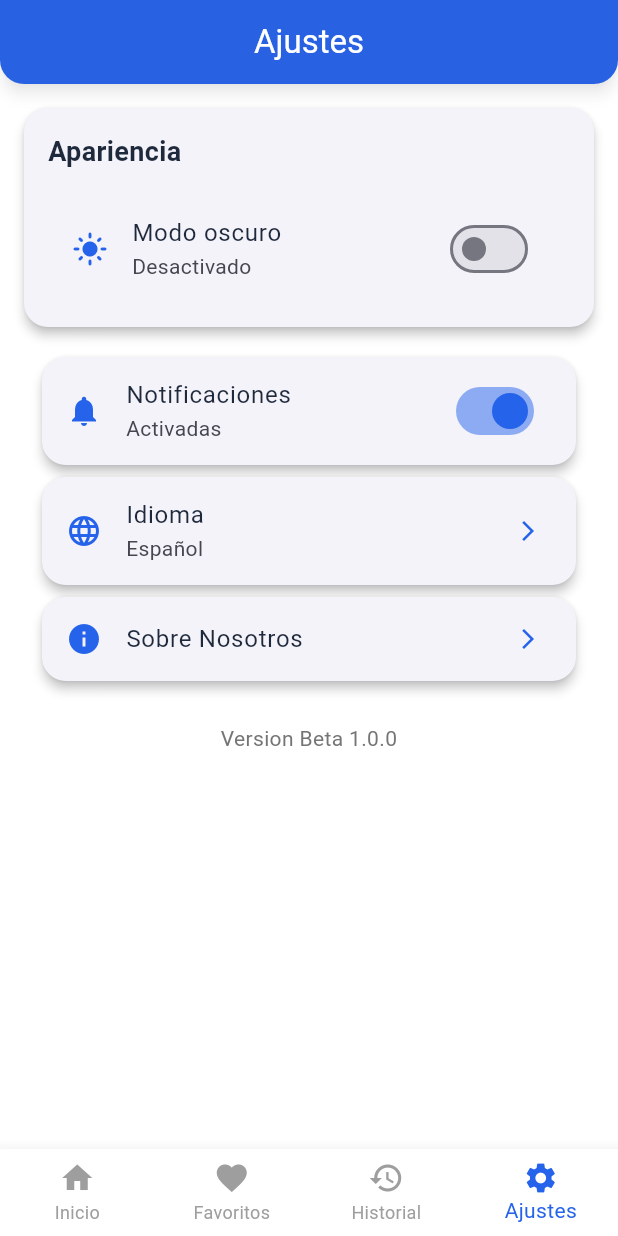
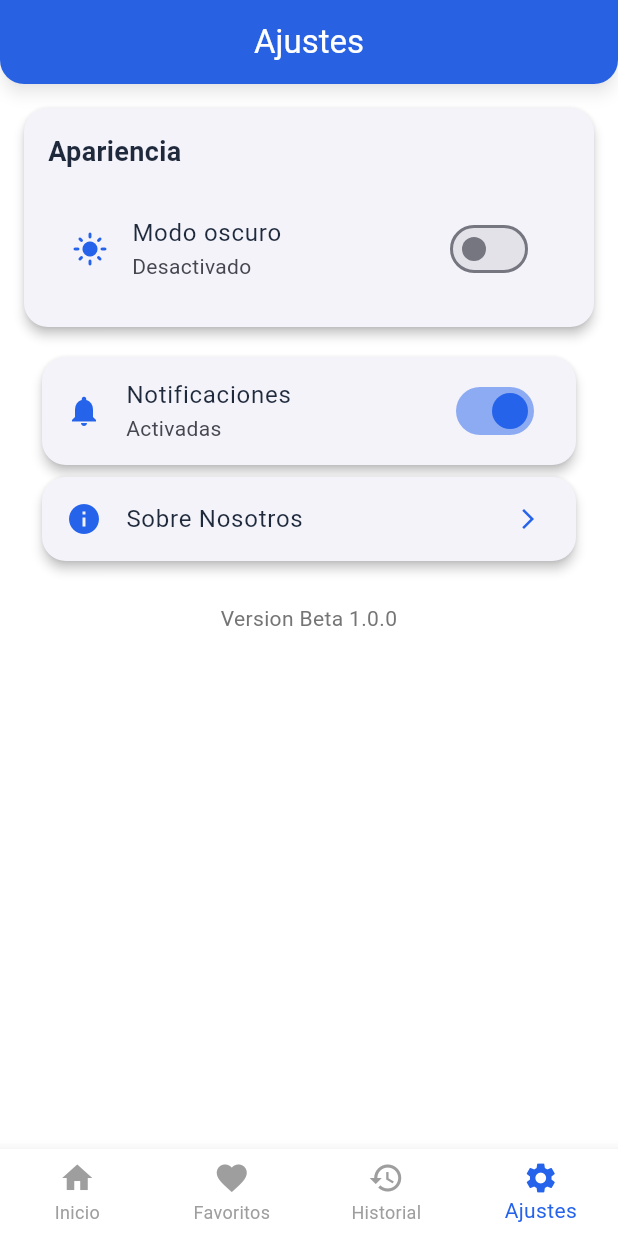
Before and after one commit to JuanMproyect/CoinFlow, a Flutter app: the screen it shows after launch, item 4 of the bottom bar chosen, on a phone screen of 412 x 824 dp. Run offline on Flutter 3.47's test engine with Material 3 defaults, Android fonts, the phone set to English and light mode, and no system bars; our stand-ins replace firebase_core; accounts and stored records are empty; statements that could not run were skipped.

Commit message:
Eliminación de la funcionalidad de Cambiar Idioma

```diff
--- a/lib/Screens/settings.dart
+++ b/lib/Screens/settings.dart
@@ -71,23 +71,6 @@ class SettingsScreen extends StatelessWidget {
             margin: const EdgeInsets.symmetric(horizontal: 12, vertical: 4),
             child: ListTile(
               leading: Icon(
-                Icons.language,
-                color: Theme.of(context).colorScheme.primary,
-              ),
-              title: const Text('Idioma'),
-              subtitle: const Text('Español'),
-              trailing: Icon(
-                Icons.arrow_forward_ios,
-                size: 16,
-                color: Theme.of(context).colorScheme.primary,
-              ),
-              onTap: () {},
-            ),
-          ),
-          Card(
-            margin: const EdgeInsets.symmetric(horizontal: 12, vertical: 4),
-            child: ListTile(
-              leading: Icon(
               Icons.info,
               color: Theme.of(context).colorScheme.primary,
               ),
```
